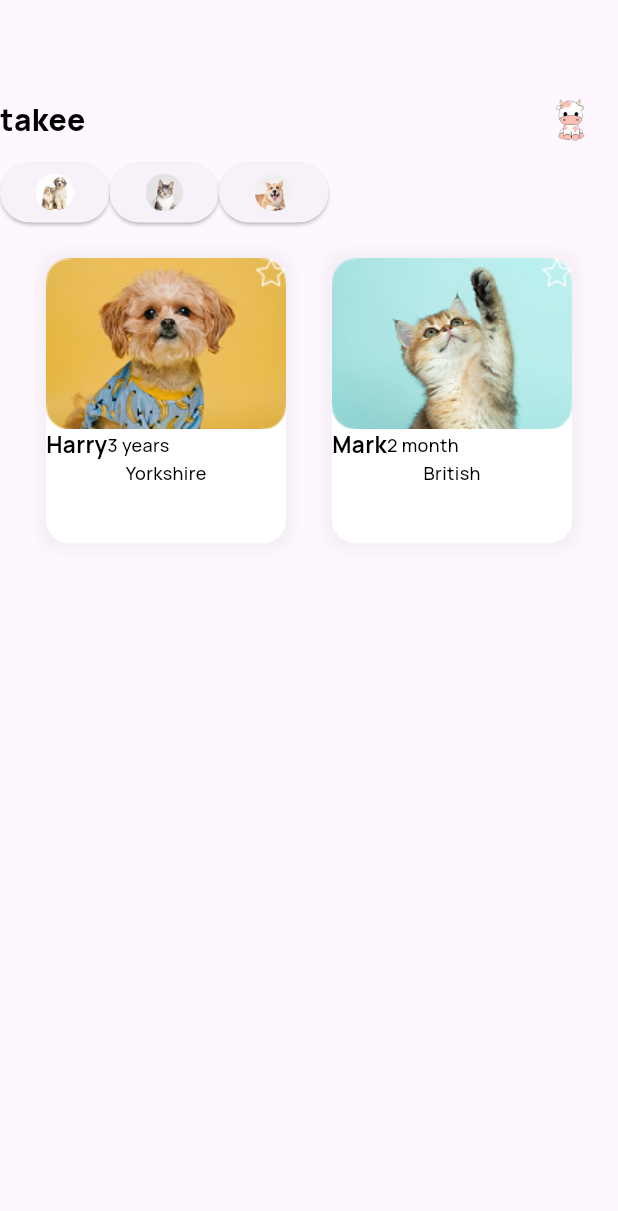
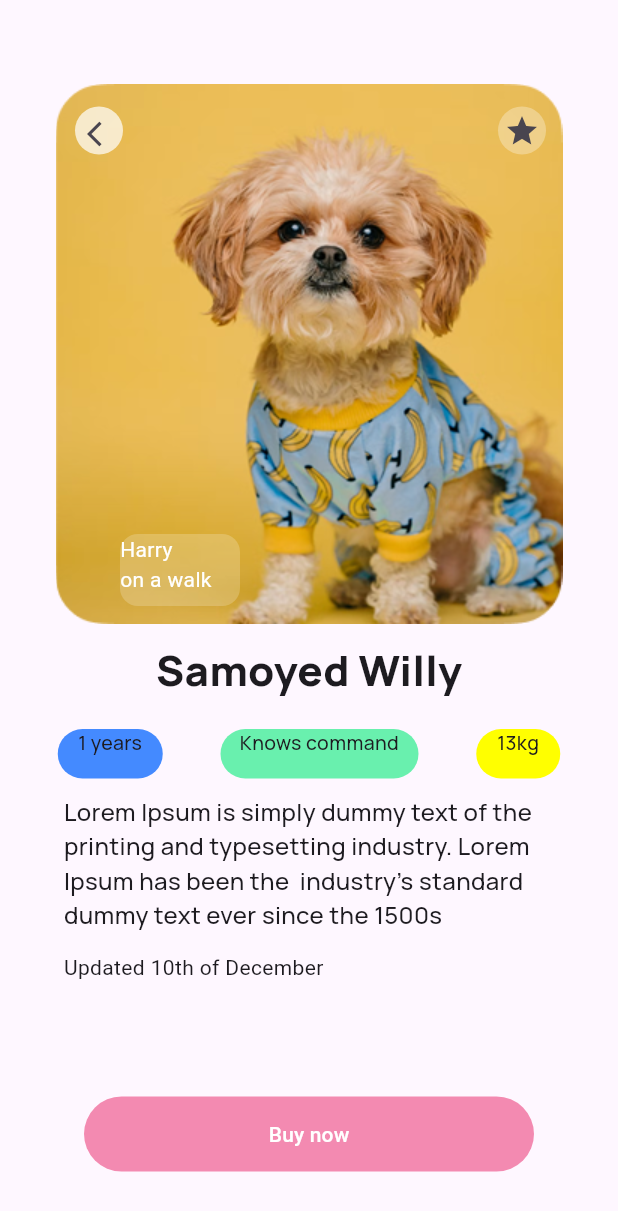
Before and after one commit to Chimedtseren99/flutter_venus_project_2025, a Flutter app: the screen it shows after launch, on a phone screen of 412 x 824 dp. Shown: the top 1211 px of the screen. Run offline on Flutter 3.47's test engine with Material 3 defaults, Android fonts, the phone set to English and light mode, and no system bars.

Commit message:
add:Project_3

```diff
--- /dev/null
+++ b/project_3/lib/harry_intro.dart
@@ -0,0 +1,205 @@
+import 'package:flutter/material.dart';
+import 'package:project03/home_screen.dart';
+
+class HarryIntro extends StatefulWidget {
+  const HarryIntro({super.key});
+
+  @override
+  State<HarryIntro> createState() => _HarryIntroState();
+}
+
+class _HarryIntroState extends State<HarryIntro> {
+  @override
+  Widget build(BuildContext context) {
+    return Scaffold(
+      appBar: AppBar(),
+      body: Column(
+        children: [
+          Stack(
+            children: [
+              Center(
+                child: Image.asset(
+                  'assets/images/bigUilli.png',
+                  width: 338,
+                  height: 360,
+                ),
+              ),
+              SizedBox(height: 20),
+              Positioned(
+                top: 15,
+                left: 50,
+                child: Row(
+                  children: [
+                    Container(
+                      width: 32,
+                      height: 32,
+                      alignment: Alignment.center,
+                      decoration: BoxDecoration(
+                        borderRadius: BorderRadius.circular(50),
+                        color: Colors.white.withOpacity(0.7),
+                      ),
+                      child: IconButton(
+                        onPressed: () {
+                          Navigator.push(
+                              context,
+                              MaterialPageRoute(
+                                  builder: (context) => HomeScreen()));
+                        },
+                        // padding: EdgeInsets.zero,
+                        icon: Icon(
+                          Icons.arrow_back_ios,
+                          size: 20,
+                        ),
+                      ),
+                    ),
+                    Padding(padding: EdgeInsets.only(left: 250)),
+                    Container(
+                      width: 32,
+                      height: 32,
+                      alignment: Alignment.center,
+                      decoration: BoxDecoration(
+                        borderRadius: BorderRadius.circular(50),
+                        color: Colors.white.withOpacity(0.3),
+                      ),
+                      child: IconButton(
+                        onPressed: () {
+                          Navigator.push(
+                              context,
+                              MaterialPageRoute(
+                                  builder: (context) => HomeScreen()));
+                        },
+                        padding: EdgeInsets.zero,
+                        icon: Icon(Icons.star),
+                      ),
+                    ),
+                  ],
+                ),
+              ),
+              Positioned(
+                left: 80,
+                top: 300,
+                child: Container(
+                  width: 80,
+                  height: 48,
+                  decoration: BoxDecoration(
+                    borderRadius: BorderRadius.circular(12),
+                    color: Colors.white.withOpacity(0.2),
+                  ),
+                  child: Text(
+                    'Harry \non a walk',
+                    textAlign: TextAlign.start,
+                    style: TextStyle(
+                      color: Colors.white,
+                    ),
+                  ),
+                ),
+              ),
+            ],
+          ),
+          SizedBox(height: 10),
+          Text(
+            'Samoyed Willy',
+            style: TextStyle(
+              fontSize: 28,
+              fontWeight: FontWeight.w700,
+              fontFamily: "Manrope",
+            ),
+          ),
+          SizedBox(height: 20),
+          Row(
+            mainAxisAlignment: MainAxisAlignment.spaceEvenly,
+            children: [
+              Container(
+                width: 70,
+                height: 33,
+                decoration: BoxDecoration(
+                  borderRadius: BorderRadius.circular(18),
+                  color: Colors.blueAccent,
+                ),
+                child: Text(
+                  '1 years',
+                  textAlign: TextAlign.center,
+                  style: TextStyle(
+                    fontFamily: 'Manrope',
+                    fontSize: 13,
+                    fontWeight: FontWeight.w500,
+                  ),
+                ),
+              ),
+              Container(
+                width: 132,
+                height: 33,
+                decoration: BoxDecoration(
+                  borderRadius: BorderRadius.circular(18),
+                  color: Colors.greenAccent,
+                ),
+                child: Text(
+                  'Knows command',
+                  textAlign: TextAlign.center,
+                  style: TextStyle(
+                    fontFamily: 'Manrope',
+                    fontSize: 13,
+                    fontWeight: FontWeight.w500,
+                  ),
+                ),
+              ),
+              Container(
+                width: 56,
+                height: 33,
+                decoration: BoxDecoration(
+                  borderRadius: BorderRadius.circular(18),
+                  color: Colors.yellowAccent,
+                ),
+                child: Text(
+                  '13kg',
+                  textAlign: TextAlign.center,
+                  style: TextStyle(
+                    fontFamily: 'Manrope',
+                    fontSize: 13,
+                    fontWeight: FontWeight.w500,
+                  ),
+                ),
+              ),
+            ],
+          ),
+          SizedBox(height: 10),
+          Container(
+            width: 327,
+            height: 96,
+            child: Text(
+              'Lorem Ipsum is simply dummy text of the printing and typesetting industry. Lorem Ipsum has been the  industry\'s standard dummy text ever since the 1500s',
+              textAlign: TextAlign.start,
+              style: TextStyle(
+                fontSize: 16,
+                fontWeight: FontWeight.w500,
+                fontFamily: 'Manrope',
+              ),
+            ),
+          ),
+          SizedBox(height: 10),
+          Container(
+            width: 327,
+            height: 96,
+            child: Text('Updated 10th of December'),
+          ),
+          Container(
+            width: 300,
+            height: 50,
+            decoration: BoxDecoration(
+              borderRadius: BorderRadius.circular(60),
+              color: Colors.pink.withOpacity(0.5),
+            ),
+            child: TextButton(
+                onPressed: () {},
+                child: Text(
+                  'Buy now',
+                  style: TextStyle(
+                    color: Colors.white,
+                  ),
+                )),
+          )
+        ],
+      ),
+    );
+  }
+}
--- a/project_3/lib/main.dart
+++ b/project_3/lib/main.dart
@@ -1,10 +1,11 @@
 import 'package:flutter/material.dart';
+import 'package:project03/harry_intro.dart';
 import 'package:project03/home_screen.dart';
 import 'package:project03/start_srceen.dart';
 
 void main() {
   runApp (MaterialApp(
-    home: HomeScreen(),
+    home: HarryIntro(),
     debugShowCheckedModeBanner: false,
   ));
 }
--- a/project_3/pubspec.yaml
+++ b/project_3/pubspec.yaml
@@ -78,7 +78,9 @@ flutter:
   fonts:
     - family: Manrope
       fonts:
-        - asset: assets/fonts/Manrope-VariableFont_wght.ttf
+        - asset: assets/fonts/Manrope-ExtraBold.ttf
+        - asset: assets/fonts/Manrope-Medium.ttf
+        - asset: assets/fonts/Manrope-SemiBold.ttf
   #   - family: Schyler
   #     fonts:
   #       - asset: fonts/Schyler-Regular.ttf
```
Also changed, not shown: project_3/lib/home_screen.dart (+129 -24 lines), project_3/assets/fonts/Manrope-ExtraBold.ttf (added), project_3/assets/fonts/Manrope-Medium.ttf (added), project_3/assets/fonts/Manrope-SemiBold.ttf (added), project_3/assets/fonts/Manrope-VariableFont_wght.ttf (deleted), project_3/assets/images/bigUilli (1).png (added), project_3/assets/images/bigUilli (2).png (added), project_3/assets/images/bigUilli (3).png (added), project_3/assets/images/bigUilli (4).png (added), project_3/assets/images/bigUilli (5).png (added), project_3/assets/images/bigUilli.png (added).
